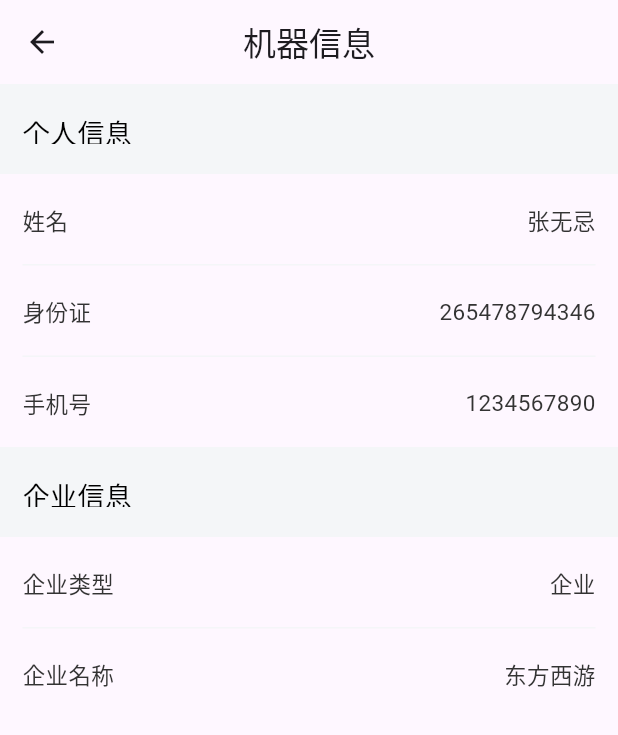
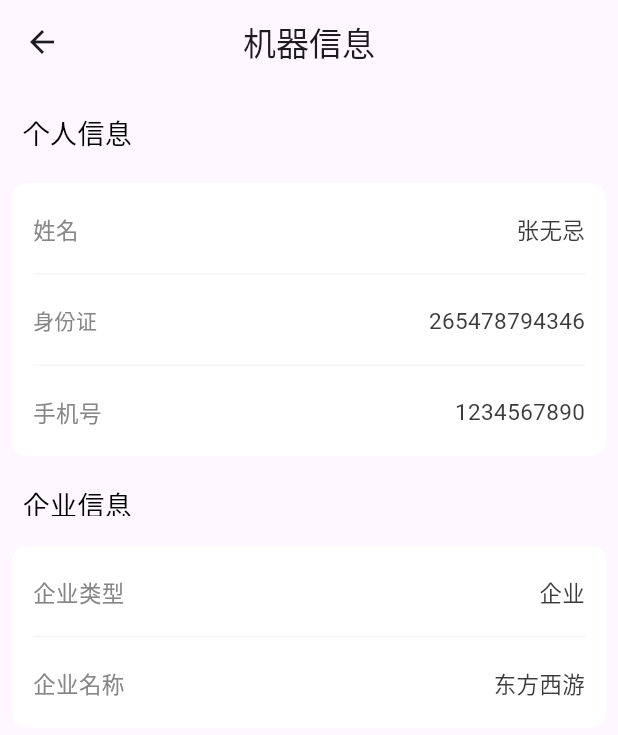
Before and after one commit to hxj1062/myFlutter, a Flutter app: the RealNameInfoPage screen opened directly, on a phone screen of 412 x 824 dp. Shown: the top 735 px of the screen. Run offline on Flutter 3.47's test engine with Material 3 defaults, Android fonts, the phone set to English and light mode, and no system bars; our stand-ins replace convex_bottom_bar, fluttertoast, image_picker.

Commit message:
添加ui

```diff
--- a/lib/main.dart
+++ b/lib/main.dart
@@ -1,6 +1,7 @@
 import 'dart:io';
 import 'package:flutter/material.dart';
 import 'package:flutter/services.dart';
+import 'package:myfluter/views/main_page.dart';
 import 'package:myfluter/views/splash_page.dart';
 
 void main() {
@@ -25,7 +26,7 @@ class MyApp extends StatelessWidget {
         debugShowCheckedModeBanner: false,
         initialRoute: "/welcome",
         routes: {
-          "/welcome": (context) => SplashPage(),
+          "/welcome": (context) => MainPage(),
         });
   }
 }
--- a/lib/views/camera_page.dart
+++ b/lib/views/camera_page.dart
@@ -1,6 +1,7 @@
 import 'dart:io';
 
 import 'package:flutter/cupertino.dart';
+import 'package:flutter/foundation.dart';
 import 'package:flutter/material.dart';
 import 'package:image_picker/image_picker.dart';
 
@@ -24,7 +25,9 @@ class _CameraPageState extends State<CameraPage> {
           _imgPath = File(pickedFile.path);
         });
       } else {
-        print('没有选择任何图片');
+        if (kDebugMode) {
+          print('没有选择任何图片');
+        }
       }
     } catch (e) {
       print("该手机不支持相机");
--- a/lib/views/check_product_page.dart
+++ b/lib/views/check_product_page.dart
@@ -135,7 +135,9 @@ class _CheckProductCountPageAppState extends State<CheckProductCountPageApp> {
           margin: EdgeInsets.only(left: 20.0, right: 20.0, bottom: 18.0),
           width: double.infinity,
           child: ElevatedButton(
-            onPressed: () async {},
+            onPressed: () {
+              Navigator.of(context).pop();
+            },
             child: Text(
               "清点完毕，返回",
               style: TextStyle(fontSize: 18.0),
@@ -204,13 +206,11 @@ class _CheckProductCountPageAppState extends State<CheckProductCountPageApp> {
                           Text(
                             "8个",
                             style: TextStyle(
-                                color: ColorsStyle.c_666666,
-                                fontSize: 16.0),
+                                color: ColorsStyle.c_666666, fontSize: 16.0),
                           ),
                           Text("16瓶/箱",
                               style: TextStyle(
-                                  color: ColorsStyle.c_FF4951,
-                                  fontSize: 16.0))
+                                  color: ColorsStyle.c_FF4951, fontSize: 16.0))
                         ])),
               ],
             )
--- a/lib/views/real_name_info_page.dart
+++ b/lib/views/real_name_info_page.dart
@@ -33,38 +33,42 @@ class _RealNameInfoPageState extends State<RealNameInfoPage> {
       children: [
         Container(
           width: double.infinity,
-          height: 60.0,
-          color: ColorsStyle.c_F4F6F8,
           padding: EdgeInsets.only(left: 15.0, top: 20.0, bottom: 20.0),
           child: Text(
             "个人信息",
             style: TextStyle(color: Colors.black, fontSize: 18.0),
           ),
         ),
+        Container(
+          decoration: BoxDecoration(
+              color: Colors.white, borderRadius: BorderRadius.circular(10)),
+          margin: EdgeInsets.only(left: 8.0, right: 8.0),
+          child: Column(
+            children: [
               Row(
                 mainAxisAlignment: MainAxisAlignment.spaceBetween,
                 children: [
                   Container(
-                padding:
-                    const EdgeInsets.only(left: 15.0, top: 20.0, bottom: 19.0),
+                      margin: const EdgeInsets.only(
+                          left: 14.0, top: 20.0, bottom: 19.0),
                       child: Text(
                         "姓名",
-                  style:
-                      const TextStyle(fontSize: 15.0, color: Color(0xff333333)),
+                        style: const TextStyle(
+                            fontSize: 15.0, color: Color(0xff868686)),
                       )),
                   Container(
-                padding:
-                    const EdgeInsets.only(right: 15.0, top: 20.0, bottom: 19.0),
+                      margin: const EdgeInsets.only(
+                          right: 14.0, top: 20.0, bottom: 19.0),
                       child: Text(
                         "张无忌",
-                  style:
-                      const TextStyle(fontSize: 15.0, color: Color(0xff333333)),
+                        style: const TextStyle(
+                            fontSize: 15.0, color: Color(0xff3b3b3b)),
                       ))
                 ],
               ),
               Divider(
-          indent: 15.0,
-          endIndent: 15.0,
+                indent: 14.0,
+                endIndent: 14.0,
                 height: 1.0,
                 color: ColorsStyle.c_F4F6F8,
               ),
@@ -72,26 +76,26 @@ class _RealNameInfoPageState extends State<RealNameInfoPage> {
                 mainAxisAlignment: MainAxisAlignment.spaceBetween,
                 children: [
                   Container(
-                padding:
-                    const EdgeInsets.only(left: 15.0, top: 20.0, bottom: 19.0),
+                      margin: const EdgeInsets.only(
+                          left: 14.0, top: 20.0, bottom: 19.0),
                       child: Text(
                         "身份证",
-                  style:
-                      const TextStyle(fontSize: 15.0, color: Color(0xff333333)),
+                        style: const TextStyle(
+                            fontSize: 14.0, color: Color(0xff868686)),
                       )),
                   Container(
-                padding:
-                    const EdgeInsets.only(right: 15.0, top: 20.0, bottom: 19.0),
+                      margin: const EdgeInsets.only(
+                          right: 14.0, top: 20.0, bottom: 19.0),
                       child: Text(
                         "265478794346",
-                  style:
-                      const TextStyle(fontSize: 15.0, color: Color(0xff333333)),
+                        style: const TextStyle(
+                            fontSize: 15.0, color: Color(0xff3b3b3b)),
                       ))
                 ],
               ),
               Divider(
-          indent: 15.0,
-          endIndent: 15.0,
+                indent: 14.0,
+                endIndent: 14.0,
                 height: 1.0,
                 color: ColorsStyle.c_F4F6F8,
               ),
@@ -99,22 +103,25 @@ class _RealNameInfoPageState extends State<RealNameInfoPage> {
                 mainAxisAlignment: MainAxisAlignment.spaceBetween,
                 children: [
                   Container(
-                padding:
-                    const EdgeInsets.only(left: 15.0, top: 20.0, bottom: 19.0),
+                      margin: const EdgeInsets.only(
+                          left: 14.0, top: 20.0, bottom: 19.0),
                       child: Text(
                         "手机号",
-                  style:
-                      const TextStyle(fontSize: 15.0, color: Color(0xff333333)),
+                        style: const TextStyle(
+                            fontSize: 15.0, color: Color(0xff868686)),
                       )),
                   Container(
-                padding:
-                    const EdgeInsets.only(right: 15.0, top: 20.0, bottom: 19.0),
+                      margin: const EdgeInsets.only(
+                          right: 14.0, top: 20.0, bottom: 19.0),
                       child: Text(
                         "1234567890",
-                  style:
-                      const TextStyle(fontSize: 15.0, color: Color(0xff333333)),
+                        style: const TextStyle(
+                            fontSize: 15.0, color: Color(0xff3b3b3b)),
                       ))
                 ],
+              ),
+            ],
+          ),
         ),
         Container(
             child: Offstage(
@@ -125,7 +132,6 @@ class _RealNameInfoPageState extends State<RealNameInfoPage> {
                     Container(
                       width: double.infinity,
                       height: 60.0,
-                      color: ColorsStyle.c_F4F6F8,
                       padding:
                           EdgeInsets.only(left: 15.0, top: 20.0, bottom: 20.0),
                       child: Text(
@@ -133,30 +139,39 @@ class _RealNameInfoPageState extends State<RealNameInfoPage> {
                         style: TextStyle(color: Colors.black, fontSize: 18.0),
                       ),
                     ),
+                    Container(
+                      decoration: BoxDecoration(
+                          color: Colors.white,
+                          borderRadius: BorderRadius.circular(10)),
+                      margin: EdgeInsets.only(left: 8.0, right: 8.0),
+                      child: Column(
+                        children: [
                           Row(
                             mainAxisAlignment: MainAxisAlignment.spaceBetween,
                             children: [
                               Container(
-                            padding: const EdgeInsets.only(
-                                left: 15.0, top: 20.0, bottom: 19.0),
+                                  margin: const EdgeInsets.only(
+                                      left: 14.0, top: 20.0, bottom: 19.0),
                                   child: Text(
                                     "企业类型",
                                     style: const TextStyle(
-                                  fontSize: 15.0, color: Color(0xff333333)),
+                                        fontSize: 15.0,
+                                        color: Color(0xff868686)),
                                   )),
                               Container(
-                            padding: const EdgeInsets.only(
-                                right: 15.0, top: 20.0, bottom: 19.0),
+                                  margin: const EdgeInsets.only(
+                                      right: 14.0, top: 20.0, bottom: 19.0),
                                   child: Text(
                                     "企业",
                                     style: const TextStyle(
-                                  fontSize: 15.0, color: Color(0xff333333)),
+                                        fontSize: 15.0,
+                                        color: Color(0xff3b3b3b)),
                                   ))
                             ],
                           ),
                           Divider(
-                      indent: 15.0,
-                      endIndent: 15.0,
+                            indent: 14.0,
+                            endIndent: 14.0,
                             height: 1.0,
                             color: ColorsStyle.c_F4F6F8,
                           ),
@@ -164,22 +179,27 @@ class _RealNameInfoPageState extends State<RealNameInfoPage> {
                             mainAxisAlignment: MainAxisAlignment.spaceBetween,
                             children: [
                               Container(
-                            padding: const EdgeInsets.only(
-                                left: 15.0, top: 20.0, bottom: 19.0),
+                                  margin: const EdgeInsets.only(
+                                      left: 14.0, top: 20.0, bottom: 19.0),
                                   child: Text(
                                     "企业名称",
                                     style: const TextStyle(
-                                  fontSize: 15.0, color: Color(0xff333333)),
+                                        fontSize: 15.0,
+                                        color: Color(0xff868686)),
                                   )),
                               Container(
-                            padding: const EdgeInsets.only(
-                                right: 15.0, top: 20.0, bottom: 19.0),
+                                  margin: const EdgeInsets.only(
+                                      right: 14.0, top: 20.0, bottom: 19.0),
                                   child: Text(
                                     "东方西游",
                                     style: const TextStyle(
-                                  fontSize: 15.0, color: Color(0xff333333)),
+                                        fontSize: 15.0,
+                                        color: Color(0xff3b3b3b)),
                                   ))
                             ],
+                          )
+                        ],
+                      ),
                     )
                   ],
                 ))),
--- /dev/null
+++ b/lib/views/space_fit_page.dart
@@ -0,0 +1,43 @@
+import 'package:flutter/cupertino.dart';
+import 'package:flutter/material.dart';
+
+class SpaceFitPage extends StatefulWidget {
+  const SpaceFitPage({Key? key}) : super(key: key);
+
+  @override
+  State<SpaceFitPage> createState() => _SpaceFitPageState();
+}
+
+class _SpaceFitPageState extends State<SpaceFitPage> {
+  @override
+  Widget build(BuildContext context) {
+    return Scaffold(
+      appBar: AppBar(
+        title: Text("FittedBox组件"),
+      ),
+      body: Center(
+        child: Column(
+          children: [
+            wContainer(BoxFit.none),
+            Text('Wendux'),
+            wContainer(BoxFit.contain),
+            Text('Flutter中国'),
+          ],
+        ),
+      ),
+    );
+  }
+
+  Widget wContainer(BoxFit boxFit) {
+    return Container(
+      width: 50,
+      height: 50,
+      color: Colors.red,
+      child: FittedBox(
+        fit: boxFit,
+        // 子容器超过父容器大小
+        child: Container(width: 60, height: 70, color: Colors.blue),
+      ),
+    );
+  }
+}
--- a/lib/views/splash_page.dart
+++ b/lib/views/splash_page.dart
@@ -17,7 +17,7 @@ class _SplashPageState extends State<SplashPage> {
     Future.delayed(const Duration(seconds: 1), () {
       // 1秒后跳转到登录页
       Navigator.push(
-          context, MaterialPageRoute(builder: (context) => const MainPage()));
+          context, MaterialPageRoute(builder: (context) => const LoginPage()));
     });
   }
 
--- a/lib/views/tab01_page.dart
+++ b/lib/views/tab01_page.dart
@@ -2,6 +2,7 @@ import 'package:flutter/cupertino.dart';
 import 'package:flutter/material.dart';
 import 'package:myfluter/views/account_info_page.dart';
 import 'package:myfluter/views/real_name_info_page.dart';
+import 'package:myfluter/views/space_fit_page.dart';
 import 'package:myfluter/views/wholesale_quota_page.dart';
 import '../model/function_bean.dart';
 import 'app_account.dart';
@@ -36,6 +37,7 @@ class _Tab01PageState extends State<Tab01Page> {
     Functions("批发额度", "变更记录", WholesaleQuotaPage()),
     Functions("实名信息", "实名资料详情", RealNameInfoPage()),
     Functions("清点商品", "清点商品详情", CheckProductCountPageApp()),
+    Functions("空间适配", "空间适配组件FittedBox练习", SpaceFitPage()),
   ];
 
   @override
```
Also changed, not shown: 7 other files. Lines whose indentation alone changed are shown as unchanged.
